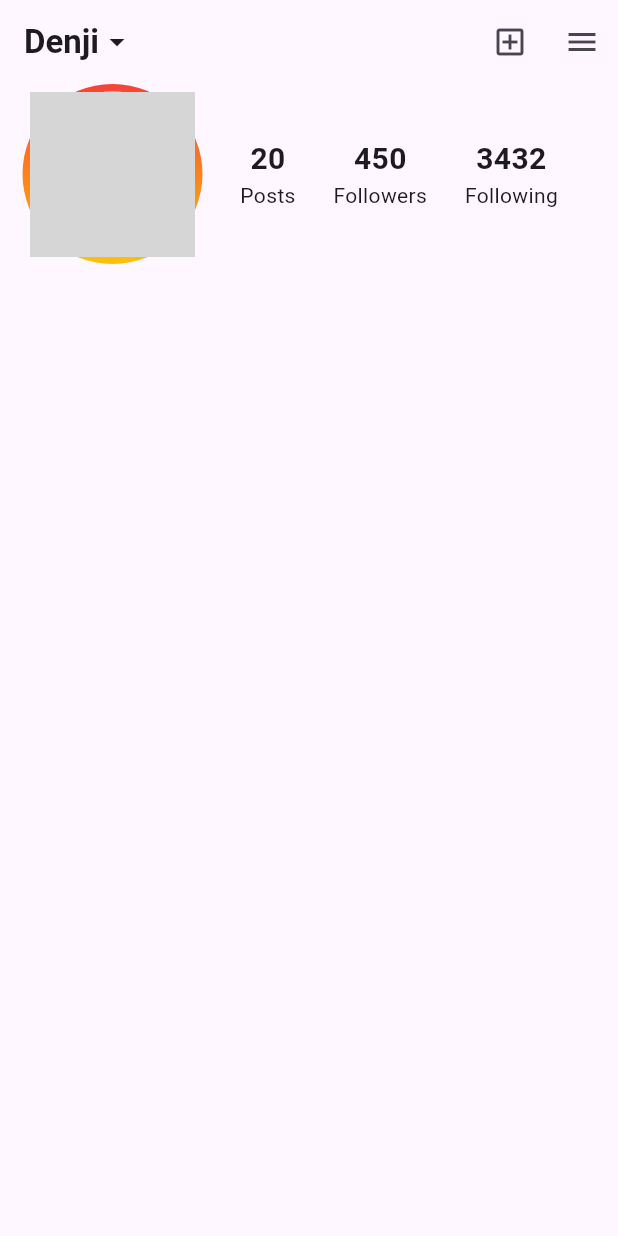
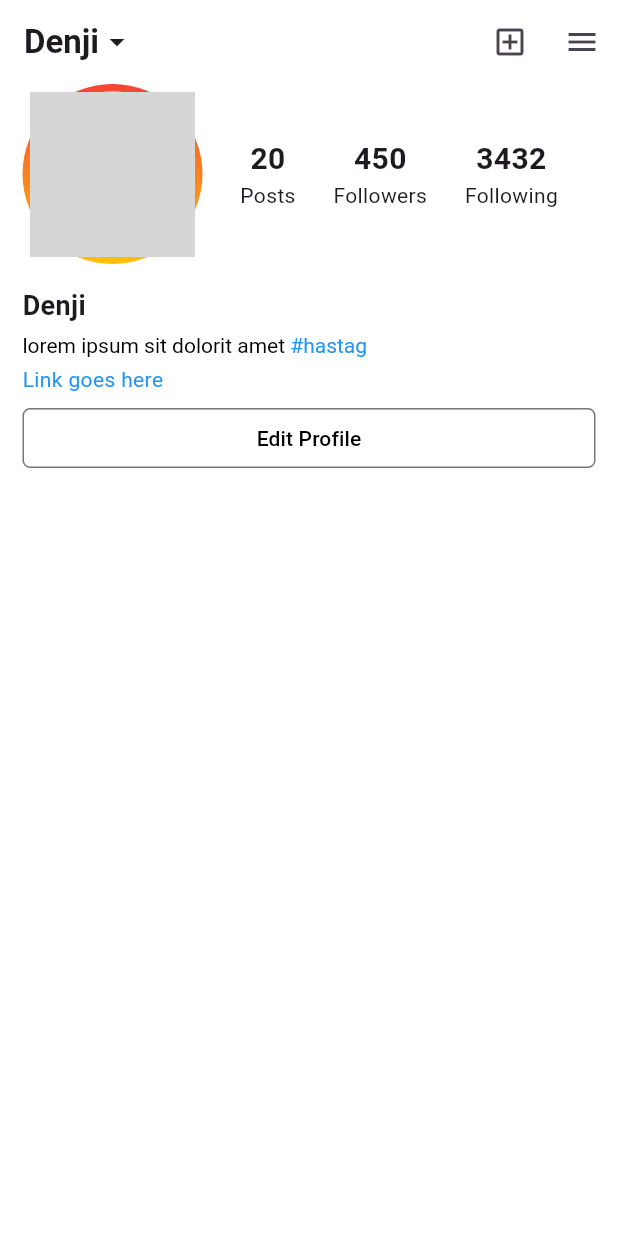
Before and after one commit to pendragonnn/exercise-slicing-instagram-ui-flutter, a Flutter app: the screen it shows after launch, on a phone screen of 412 x 824 dp. Run offline on Flutter 3.47's test engine with Material 3 defaults, Android fonts, the phone set to English and light mode, and no system bars; network calls fail; grey boxes are pictures that could not be loaded.

Commit message:
add: profile bio section

```diff
--- a/lib/pages/ProfilePage.dart
+++ b/lib/pages/ProfilePage.dart
@@ -9,7 +9,9 @@ class ProfilePage extends StatelessWidget {
   @override
   Widget build(BuildContext context) {
     return Scaffold(
+      backgroundColor: Colors.white,
       appBar: AppBar(
+        backgroundColor: Colors.white,
         title: Row(
           children: [
             Text(
@@ -49,7 +51,74 @@ class ProfilePage extends StatelessWidget {
                 ),
               )
             ]),
-          )
+          ),
+          SizedBox(
+            height: 15,
+          ),
+          Padding(
+            padding: const EdgeInsets.symmetric(horizontal: 15),
+            child: Text(
+              "Denji",
+              style: TextStyle(
+                fontWeight: FontWeight.bold,
+                fontSize: 18,
+              ),
+            ),
+          ),
+          SizedBox(
+            height: 5,
+          ),
+          Padding(
+            padding: const EdgeInsets.symmetric(horizontal: 15),
+            child: RichText(
+              text: const TextSpan(
+                text: "lorem ipsum sit dolorit amet",
+                style: TextStyle(
+                  color: Colors.black,
+                ),
+                children: [
+                  TextSpan(
+                    text: " #hastag",
+                    style: TextStyle(
+                      color: Colors.blue,
+                    ),
+                    children: [],
+                  ),
+                ],
+              ),
+            ),
+          ),
+          SizedBox(
+            height: 5,
+          ),
+          Padding(
+            padding: const EdgeInsets.symmetric(horizontal: 15),
+            child: Text(
+              "Link goes here",
+              style: TextStyle(color: Colors.blue),
+            ),
+          ),
+          SizedBox(
+            height: 5,
+          ),
+          Padding(
+            padding: const EdgeInsets.symmetric(horizontal: 15),
+            child: OutlinedButton(
+              style: ElevatedButton.styleFrom(
+                backgroundColor: Colors.white,
+                shape: RoundedRectangleBorder(
+                  borderRadius: BorderRadius.circular(5),
+                ),
+              ),
+              onPressed: () {},
+              child: Text(
+                "Edit Profile",
+                style: TextStyle(
+                  color: Colors.black,
+                ),
+              ),
+            ),
+          ),
         ],
       ),
     );
```
